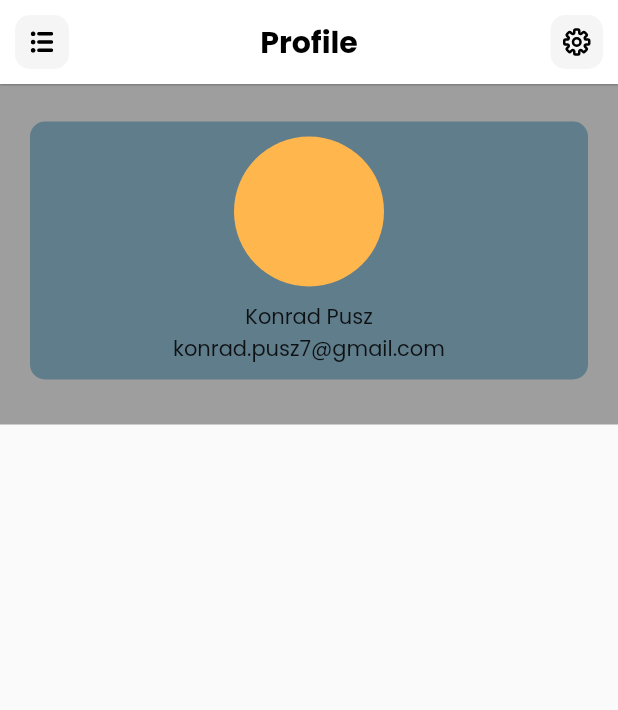
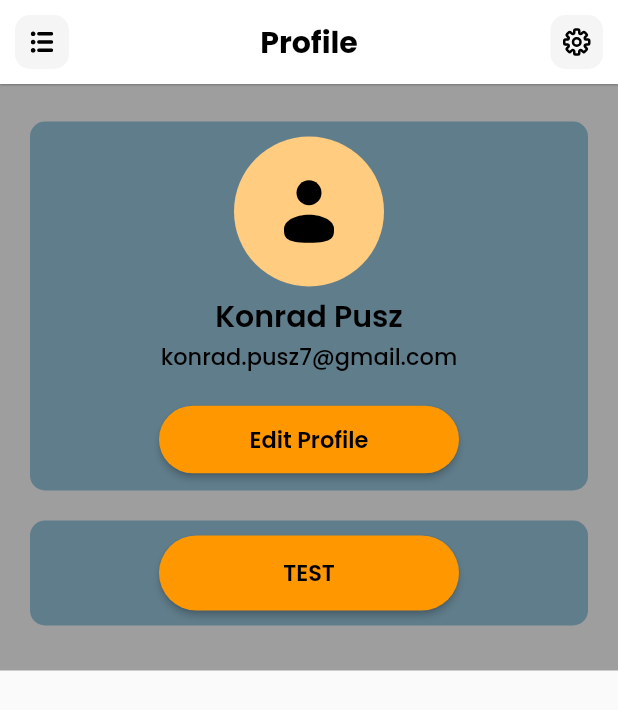
Before and after one commit to Conrad-Push/Speak-It-App, a Flutter app: the screen it shows after launch, on a phone screen of 412 x 824 dp. Shown: the top 710 px of the screen. Run offline on Flutter 3.47's test engine with Material 2 defaults, Android fonts, the phone set to English and light mode, and no system bars; our stand-ins replace firebase_core, flutter_svg; accounts and stored records are empty.

Commit message:
Add user profile info box on Profile page

```diff
--- a/lib/pages/app/profile.dart
+++ b/lib/pages/app/profile.dart
@@ -1,4 +1,5 @@
 import 'package:flutter/material.dart';
+import 'package:flutter_svg/flutter_svg.dart';
 import 'package:speak_it_app/widgets/app_bar/custom_app_bar.dart';
 import 'package:speak_it_app/widgets/app_bar/menu_button.dart';
 import 'package:speak_it_app/widgets/app_bar/settings_button.dart';
@@ -24,11 +25,12 @@ class ProfilePage extends StatelessWidget {
             child: Column(
               mainAxisAlignment: MainAxisAlignment.start,
               children: [
+                userProfileInfoBox('Konrad Pusz', 'konrad.pusz7@gmail.com'),
                 Container(
                   margin: const EdgeInsets.only(
                     left: 10,
                     right: 10,
-                    top: 15,
+                    top: 0,
                     bottom: 20,
                   ),
                   padding: const EdgeInsets.all(10),
@@ -37,24 +39,25 @@ class ProfilePage extends StatelessWidget {
                     color: Colors.blueGrey,
                     borderRadius: BorderRadius.circular(10),
                   ),
-                  child: Column(
-                    children: [
-                      CircleAvatar(
-                        radius: 50,
-                        backgroundColor: Colors.orange.shade300,
+                  child: ElevatedButton(
+                    onPressed: () {},
+                    style: ElevatedButton.styleFrom(
+                      backgroundColor:
+                          colors.ElementsColors.editProfileButtonBackground,
+                      side: BorderSide.none,
+                      shape: const StadiumBorder(),
+                      fixedSize: const Size(200, 50),
+                    ),
+                    child: const Text(
+                      'TEST',
+                      style: TextStyle(
+                        color: colors.TextColors.fontsMain,
+                        fontSize: 15,
+                        fontWeight: FontWeight.w600,
                       ),
-                      const SizedBox(height: 10),
-                      const Text(
-                        'Konrad Pusz',
-                        style: TextStyle(),
-                      ),
-                      const Text(
-                        'konrad.pusz7@gmail.com',
-                        style: TextStyle(),
-                      ),
-                    ],
+                    ),
                   ),
-                ),
+                )
               ],
             ),
           ),
@@ -62,4 +65,73 @@ class ProfilePage extends StatelessWidget {
       ),
     );
   }
+
+  Container userProfileInfoBox(String userName, String userEmail) {
+    return Container(
+      margin: const EdgeInsets.only(
+        left: 10,
+        right: 10,
+        top: 15,
+        bottom: 20,
+      ),
+      padding: const EdgeInsets.all(10),
+      alignment: Alignment.center,
+      decoration: BoxDecoration(
+        color: Colors.blueGrey,
+        borderRadius: BorderRadius.circular(10),
+      ),
+      child: Column(
+        children: [
+          CircleAvatar(
+            radius: 50,
+            backgroundColor: colors.ElementsColors.userDefaultBackground,
+            child: SvgPicture.asset(
+              'assets/graphics/icons/default_user_icon.svg',
+              height: 50,
+              colorFilter: const ColorFilter.mode(
+                colors.ElementsColors.userDefaultIcon,
+                BlendMode.srcIn,
+              ),
+            ),
+          ),
+          const SizedBox(height: 5),
+          Text(
+            userName,
+            style: const TextStyle(
+              color: colors.TextColors.fontsMain,
+              fontSize: 20,
+              fontWeight: FontWeight.w600,
+            ),
+          ),
+          Text(
+            userEmail,
+            style: const TextStyle(
+              color: colors.TextColors.fontsMain,
+              fontSize: 15,
+              fontWeight: FontWeight.w500,
+            ),
+          ),
+          const SizedBox(height: 20),
+          ElevatedButton(
+            onPressed: () {},
+            style: ElevatedButton.styleFrom(
+              backgroundColor:
+                  colors.ElementsColors.editProfileButtonBackground,
+              side: BorderSide.none,
+              shape: const StadiumBorder(),
+              fixedSize: const Size(200, 45),
+            ),
+            child: const Text(
+              texts.EnglishTexts.editProfileButtonText,
+              style: TextStyle(
+                color: colors.TextColors.fontsMain,
+                fontSize: 15,
+                fontWeight: FontWeight.w600,
+              ),
+            ),
+          ),
+        ],
+      ),
+    );
+  }
 }
--- a/lib/utils/constants/colors.dart
+++ b/lib/utils/constants/colors.dart
@@ -5,7 +5,13 @@ class TextColors {
 }
 
 class ElementsColors {
+  // App bar
   static const appBarBackground = Colors.white;
   static const appBarButton = Colors.black;
   static const appBarButtonBackground = Color(0xfff5f5f5);
+
+  // User Profile Info Box
+  static var userDefaultBackground = Colors.orange.shade200;
+  static const userDefaultIcon = Colors.black;
+  static var editProfileButtonBackground = Colors.orange.shade500;
 }
--- a/lib/utils/constants/texts.dart
+++ b/lib/utils/constants/texts.dart
@@ -4,6 +4,7 @@ class EnglishTexts {
 
   // Profile page
   static const profilePageTitle = "Profile";
+  static const editProfileButtonText = "Edit Profile";
 
   // General
   static String welcomeMessage(String username) => "Welcome $username!";
@@ -16,6 +17,7 @@ class PolishTexts {
 
   // Strona profilu
   static const profilePageTitle = "Profil";
+  static const editProfileButtonText = "Edytuj Profil";
 
   // Ogólne
   static String welcomeMessage(String username) => "Witaj $username!";
--- a/lib/widgets/app_bar/menu_button.dart
+++ b/lib/widgets/app_bar/menu_button.dart
@@ -18,15 +18,13 @@ class AppBarMenuButton extends StatelessWidget {
           color: colors.ElementsColors.appBarButtonBackground,
           borderRadius: BorderRadius.circular(10),
         ),
-        child: ColorFiltered(
+        child: SvgPicture.asset(
+          'assets/graphics/icons/menu_icon.svg',
+          height: 15,
+          width: 15,
           colorFilter: const ColorFilter.mode(
             colors.ElementsColors.appBarButton,
             BlendMode.srcIn,
-          ),
-          child: SvgPicture.asset(
-            'assets/graphics/icons/menu_icon.svg',
-            height: 15,
-            width: 15,
           ),
         ),
       ),
--- a/lib/widgets/app_bar/settings_button.dart
+++ b/lib/widgets/app_bar/settings_button.dart
@@ -19,15 +19,13 @@ class AppBarSettingsButton extends StatelessWidget {
           color: colors.ElementsColors.appBarButtonBackground,
           borderRadius: BorderRadius.circular(10),
         ),
-        child: ColorFiltered(
+        child: SvgPicture.asset(
+          'assets/graphics/icons/settings_icon.svg',
+          height: 20,
+          width: 20,
           colorFilter: const ColorFilter.mode(
             colors.ElementsColors.appBarButton,
             BlendMode.srcIn,
-          ),
-          child: SvgPicture.asset(
-            'assets/graphics/icons/settings_icon.svg',
-            height: 20,
-            width: 20,
           ),
         ),
       ),
```
